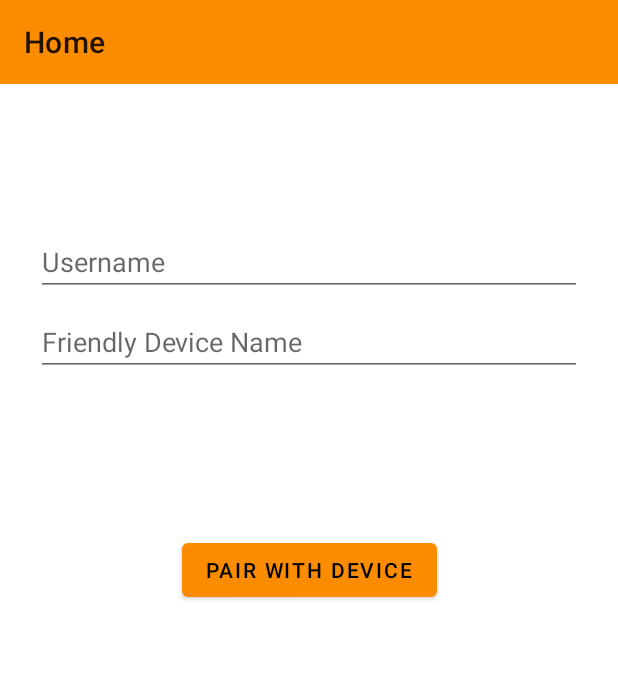
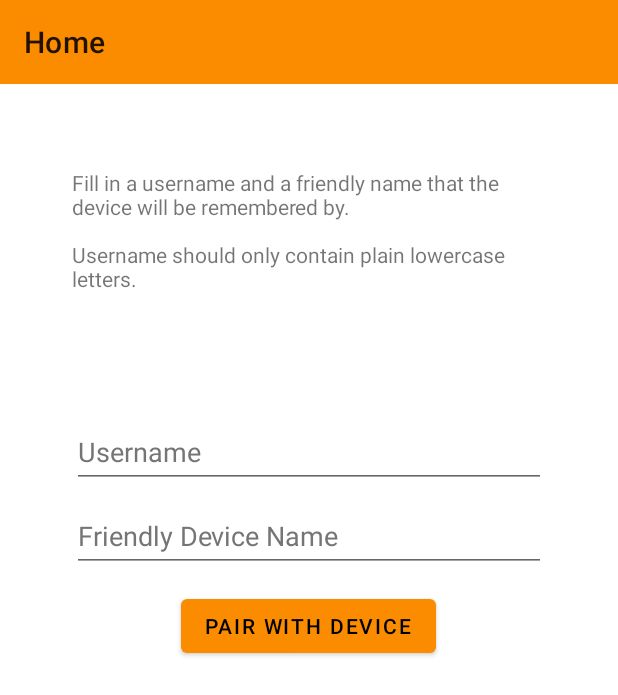
Before and after one commit to nabto/edge-android-demos, an Android app: the fragment PairDeviceFragment placed in its activity, on a phone screen of 412 x 824 dp. Shown: the top 695 px of the screen. Run offline under Robolectric (Android 15) with nearby library versions, the phone set to English and light mode, and no system bars; our stand-ins replace navigation-ui; libraries missing offline, so code that uses them is left out: com.nabto.edge; 5 statements that could not run were skipped.

Commit message:
add username exists error to device pairing

```diff
--- a/app/src/main/java/com/nabto/edge/nabtoheatpumpdemo/DevicePageFragment.kt
+++ b/app/src/main/java/com/nabto/edge/nabtoheatpumpdemo/DevicePageFragment.kt
@@ -452,7 +452,7 @@ class DevicePageFragment : Fragment(), MenuProvider {
             HeatPumpConnectionEvent.FAILED_INITIAL_CONNECT -> {
                 val snackbar = Snackbar.make(
                     view,
-                    "Failed to connect to device",
+                    getString(R.string.device_page_failed_to_connect),
                     Snackbar.LENGTH_LONG
                 )
                 snackbar.show()
--- a/app/src/main/java/com/nabto/edge/nabtoheatpumpdemo/PairDeviceFragment.kt
+++ b/app/src/main/java/com/nabto/edge/nabtoheatpumpdemo/PairDeviceFragment.kt
@@ -15,6 +15,7 @@ import androidx.navigation.fragment.findNavController
 import com.google.android.material.snackbar.Snackbar
 import com.nabto.edge.client.NabtoRuntimeException
 import com.nabto.edge.iamutil.DeviceDetails
+import com.nabto.edge.iamutil.IamError
 import com.nabto.edge.iamutil.IamException
 import com.nabto.edge.iamutil.IamUtil
 import com.nabto.edge.iamutil.ktx.*
@@ -57,8 +58,9 @@ private class PairDeviceViewModelFactory(
 }
 
 private sealed class PairingResult {
-    class Success(val alreadyPaired: Boolean, val dev: Device) : PairingResult()
+    data class Success(val alreadyPaired: Boolean, val dev: Device) : PairingResult()
     object FailedNotHeatPump : PairingResult()
+    object FailedUsernameExists : PairingResult()
     object Failed : PairingResult()
 }
 
@@ -140,7 +142,11 @@ private class PairDeviceViewModel(private val manager: NabtoConnectionManager) :
             } catch (e: IamException) {
                 // You could carry some extra information in PairingResult.Failed using the info in the exception
                 // to give a better update to the end user
-                _pairingResult.postValue(PairingResult.Failed)
+                if (e.error == IamError.USERNAME_EXISTS) {
+                    _pairingResult.postValue(PairingResult.FailedUsernameExists)
+                } else {
+                    _pairingResult.postValue(PairingResult.Failed)
+                }
                 Log.i(TAG, "Attempted pairing failed with $e")
             } catch (e: NabtoRuntimeException) {
                 _pairingResult.postValue(PairingResult.Failed)
@@ -173,7 +179,9 @@ private class PairDeviceViewModel(private val manager: NabtoConnectionManager) :
 
     override fun onCleared() {
         super.onCleared()
-        manager.releaseHandle(handle)
+        if (this::handle.isInitialized) {
+            manager.releaseHandle(handle)
+        }
     }
 }
 
@@ -198,35 +206,32 @@ class PairDeviceFragment : Fragment() {
         model.pairingData = PairingData.unwrapBundle(arguments)
 
         model.pairingResult.observe(viewLifecycleOwner, Observer { result ->
-            when (result) {
+            val stringIdentifier = when (result) {
                 is PairingResult.Success -> {
                     // Success, update the local database of devices
                     lifecycleScope.launch(Dispatchers.IO) {
                         val dao = database.deviceDao()
                         dao.insertOrUpdate(result.dev)
                     }
-                    val text =
-                        if (result.alreadyPaired) getString(R.string.pair_device_already_paired) else getString(
-                            R.string.pair_device_success
-                        )
-                    Snackbar.make(view, text, Snackbar.LENGTH_LONG).show()
+                    if (result.alreadyPaired) {
+                        R.string.pair_device_already_paired
+                    } else {
+                        R.string.pair_device_success
+                    }
                 }
-                is PairingResult.FailedNotHeatPump -> {
-                    Snackbar.make(
-                        view,
-                        getString(R.string.pair_device_failed_not_heatpump),
-                        Snackbar.LENGTH_LONG
-                    ).show()
-                }
-                is PairingResult.Failed -> {
-                    Snackbar.make(
-                        view,
-                        getString(R.string.pair_device_failed),
-                        Snackbar.LENGTH_LONG
-                    ).show()
-                }
+
+                is PairingResult.FailedNotHeatPump -> R.string.pair_device_failed_not_heatpump
+                is PairingResult.FailedUsernameExists -> R.string.pair_device_failed_username_exists
+                is PairingResult.Failed -> R.string.pair_device_failed
             }
 
+            Snackbar.make(
+                view,
+                getString(stringIdentifier),
+                Snackbar.LENGTH_LONG
+            ).show()
+
+            // @TODO: Only send the user back if they successfully paired.
             findNavController().navigate(R.id.action_nav_return_home)
         })
 
--- a/app/src/main/res/layout/fragment_pair_device.xml
+++ b/app/src/main/res/layout/fragment_pair_device.xml
@@ -5,68 +5,87 @@
     android:id="@+id/container"
     android:layout_width="match_parent"
     android:layout_height="match_parent"
-    tools:context=".ui.login.PairDeviceFragment">
+    tools:context=".PairDeviceFragment">
+
+    <com.google.android.material.card.MaterialCardView
+        android:id="@+id/pair_device_top_card"
+        android:layout_width="match_parent"
+        android:layout_height="wrap_content"
+        android:layout_marginStart="24dp"
+        android:layout_marginEnd="24dp"
+        app:layout_constraintBottom_toBottomOf="parent"
+        app:layout_constraintEnd_toEndOf="parent"
+        app:layout_constraintStart_toStartOf="parent"
+        app:layout_constraintTop_toTopOf="parent"
+        app:layout_constraintVertical_bias="0.05">
+
+        <TextView
+            android:padding="24dp"
+            android:layout_gravity="center_horizontal"
+            android:layout_width="wrap_content"
+            android:layout_height="wrap_content"
+            android:text="@string/pair_device_form_info"/>
+
+    </com.google.android.material.card.MaterialCardView>
+
+    <com.google.android.material.card.MaterialCardView
+        android:id="@+id/pair_device_form_card"
+        android:layout_width="match_parent"
+        android:layout_height="wrap_content"
+        android:layout_marginStart="24dp"
+        android:layout_marginEnd="24dp"
+        app:layout_constraintBottom_toBottomOf="parent"
+        app:layout_constraintEnd_toEndOf="parent"
+        app:layout_constraintStart_toStartOf="parent"
+        app:layout_constraintTop_toBottomOf="@id/pair_device_top_card"
+        app:layout_constraintVertical_bias="0.05">
+
+        <LinearLayout
+            android:paddingTop="40dp"
+            android:paddingBottom="40dp"
+            android:layout_width="match_parent"
+            android:layout_height="wrap_content"
+            android:orientation="vertical">
 
             <EditText
                 android:id="@+id/pair_device_username"
-        android:layout_width="0dp"
+                android:layout_width="match_parent"
                 android:layout_height="wrap_content"
                 android:layout_marginStart="24dp"
-        android:layout_marginTop="96dp"
                 android:layout_marginEnd="24dp"
-        android:hint="Username"
+                android:hint="@string/username"
                 android:inputType="text"
+                android:minHeight="48dp"
                 android:selectAllOnFocus="true"
-        app:layout_constraintEnd_toEndOf="parent"
-        app:layout_constraintStart_toStartOf="parent"
-        app:layout_constraintTop_toTopOf="parent" />
+                android:importantForAutofill="no"
+                android:textColorHint="#757575"/>
 
             <EditText
                 android:id="@+id/pair_device_friendlyname"
-        android:layout_width="0dp"
+                android:layout_width="match_parent"
                 android:layout_height="wrap_content"
                 android:layout_marginStart="24dp"
                 android:layout_marginTop="8dp"
                 android:layout_marginEnd="24dp"
-        android:hint="Friendly Device Name"
+                android:hint="@string/friendly_device_name"
                 android:imeActionLabel="Pair"
                 android:imeOptions="actionDone"
+                android:importantForAutofill="no"
                 android:inputType="text"
+                android:minHeight="48dp"
                 android:selectAllOnFocus="true"
-        app:layout_constraintEnd_toEndOf="parent"
-        app:layout_constraintStart_toStartOf="parent"
-        app:layout_constraintTop_toBottomOf="@+id/pair_device_username" />
+                android:textColorHint="#757575"/>
 
             <Button
+                android:layout_marginTop="12dp"
                 android:id="@+id/complete_pairing"
                 android:layout_width="wrap_content"
                 android:layout_height="wrap_content"
-        android:layout_gravity="start"
-        android:layout_marginStart="48dp"
-        android:layout_marginTop="16dp"
-        android:layout_marginEnd="48dp"
-        android:layout_marginBottom="64dp"
+                android:layout_gravity="center_horizontal"
                 android:enabled="true"
-        android:text="pair with device"
-        app:layout_constraintBottom_toBottomOf="parent"
-        app:layout_constraintEnd_toEndOf="parent"
-        app:layout_constraintStart_toStartOf="parent"
-        app:layout_constraintTop_toBottomOf="@+id/pair_device_friendlyname"
-        app:layout_constraintVertical_bias="0.2" />
+                android:text="@string/pair_device_button" />
 
-    <ProgressBar
-        android:id="@+id/loading"
-        android:layout_width="wrap_content"
-        android:layout_height="wrap_content"
-        android:layout_gravity="center"
-        android:layout_marginStart="32dp"
-        android:layout_marginTop="64dp"
-        android:layout_marginEnd="32dp"
-        android:layout_marginBottom="64dp"
-        android:visibility="gone"
-        app:layout_constraintBottom_toBottomOf="parent"
-        app:layout_constraintEnd_toEndOf="@+id/pair_device_friendlyname"
-        app:layout_constraintStart_toStartOf="@+id/pair_device_friendlyname"
-        app:layout_constraintTop_toTopOf="parent"
-        app:layout_constraintVertical_bias="0.3" />
+        </LinearLayout>
+
+    </com.google.android.material.card.MaterialCardView>
 </androidx.constraintlayout.widget.ConstraintLayout>
--- a/app/src/main/res/values/strings.xml
+++ b/app/src/main/res/values/strings.xml
@@ -3,7 +3,7 @@
     <string name="title_home">Home</string>
     <string name="title_pair_new">Pair new device</string>
     <string name="unnamed_device">Unnamed Device</string>
-    <string name="temperature_format">%.1f°</string>
+    <string name="temperature_format">%.1f°C</string>
     <string-array name="modes_array">
         <item>Cool</item>
         <item>Heat</item>
@@ -12,9 +12,14 @@
     </string-array>
     <string name="home_empty_card">You have not yet paired with any devices. Pair with a new device to get started.</string>
     <string name="home_empty_button">Pair new</string>
-    <string name="pair_device_already_paired">Device is already paired with.</string>
+    <string name="pair_device_already_paired">Device has already been paired with.</string>
     <string name="pair_device_success">Successfully paired with device!</string>
     <string name="pair_device_failed_not_heatpump">Failed to pair with device, it\'s not a heat pump!</string>
     <string name="pair_device_failed">Failed to pair with device.</string>
-
+    <string name="username">Username</string>
+    <string name="friendly_device_name">Friendly Device Name</string>
+    <string name="pair_device_button">pair with device</string>
+    <string name="pair_device_form_info">Fill in a username and a friendly name that the device will be remembered by.\n\nUsername should only contain plain lowercase letters.</string>
+    <string name="pair_device_failed_username_exists">Failed to pair, username already taken!</string>
+    <string name="device_page_failed_to_connect">Failed to connect to device</string>
 </resources>
```
Lines whose indentation alone changed are shown as unchanged.
